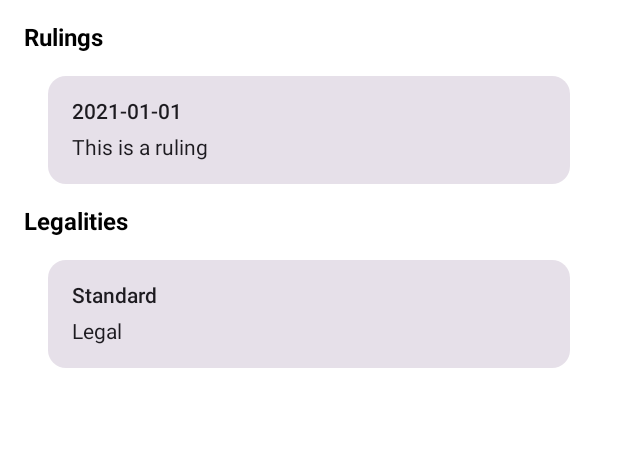
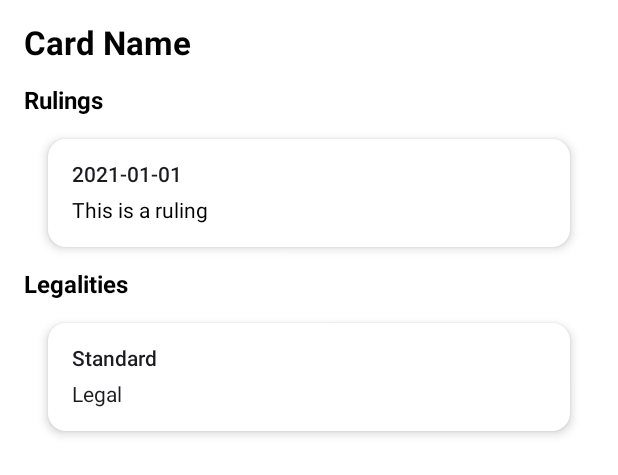
Before and after one commit to leewaggoner/magicdex, an Android app built with Jetpack Compose: the @Preview function CardMiscPreview, on a phone screen of 412 x 824 dp. Shown: the top 475 px of the screen. Run offline under Robolectric (Android 15) with nearby library versions, the light colour scheme and no system bars.

Commit message:
Some cleanup

```diff
--- a/app/src/main/java/com/wreckingballsoftware/magicdex/ui/carddetail/components/CardMisc.kt
+++ b/app/src/main/java/com/wreckingballsoftware/magicdex/ui/carddetail/components/CardMisc.kt
@@ -14,13 +14,15 @@ import androidx.compose.ui.tooling.preview.Preview
 import com.wreckingballsoftware.magicdex.R
 import com.wreckingballsoftware.magicdex.data.models.Legalities
 import com.wreckingballsoftware.magicdex.data.models.Rulings
-import com.wreckingballsoftware.magicdex.ui.components.MiscCard
+import com.wreckingballsoftware.magicdex.ui.components.LegalityCard
+import com.wreckingballsoftware.magicdex.ui.components.RulingCard
 import com.wreckingballsoftware.magicdex.ui.theme.dimensions
 import com.wreckingballsoftware.magicdex.ui.theme.magicTypography
 
 @Composable
 fun CardMisc(
     modifier: Modifier = Modifier,
+    name: String,
     rulings: List<Rulings>,
     legalities: List<Legalities>,
 ) {
@@ -32,16 +34,22 @@ fun CardMisc(
                 .verticalScroll(state = rememberScrollState())
         )
     ) {
-        Column {
+        Text(
+            text = name,
+            style = MaterialTheme.magicTypography.titleMedium
+        )
+        Column(
+            modifier = Modifier.padding(top = MaterialTheme.dimensions.padding)
+        ) {
             if (rulings.isNotEmpty()) {
                 Text(
                     text = stringResource(id = R.string.rulings),
                     style = MaterialTheme.magicTypography.titleSmall
                 )
                 rulings.forEach { ruling ->
-                    MiscCard(
-                        date = ruling.date ?: "",
-                        ruling = ruling.text ?: ""
+                    RulingCard(
+                        title = ruling.date ?: "",
+                        text = ruling.text ?: ""
                     )
                 }
             }
@@ -51,9 +59,9 @@ fun CardMisc(
                     style = MaterialTheme.magicTypography.titleSmall
                 )
                 legalities.forEach { legality ->
-                    MiscCard(
-                        date = legality.format ?: "",
-                        ruling = legality.legality ?: ""
+                    LegalityCard(
+                        title = legality.format ?: "",
+                        text = legality.legality ?: ""
                     )
                 }
             }
@@ -66,6 +74,7 @@ fun CardMisc(
 fun CardMiscPreview() {
     MaterialTheme {
         CardMisc(
+            name = "Card Name",
             rulings = listOf(
                 Rulings(
                     date = "2021-01-01",
--- a/app/src/main/java/com/wreckingballsoftware/magicdex/ui/carddetail/models/CardDetailEvents.kt
+++ b/app/src/main/java/com/wreckingballsoftware/magicdex/ui/carddetail/models/CardDetailEvents.kt
@@ -1,5 +1,7 @@
 package com.wreckingballsoftware.magicdex.ui.carddetail.models
 
+import com.wreckingballsoftware.magicdex.ui.models.DetailTab
+
 sealed interface CardDetailEvents {
-    data class OnTabSelected(val index: Int) : CardDetailEvents
+    data class OnTabSelected(val tab: DetailTab) : CardDetailEvents
 }
--- a/app/src/main/java/com/wreckingballsoftware/magicdex/ui/carddetail/models/CardDetailState.kt
+++ b/app/src/main/java/com/wreckingballsoftware/magicdex/ui/carddetail/models/CardDetailState.kt
@@ -1,11 +1,12 @@
 package com.wreckingballsoftware.magicdex.ui.carddetail.models
 
 import com.wreckingballsoftware.magicdex.data.models.Card
+import com.wreckingballsoftware.magicdex.ui.models.DetailTab
 
 data class CardDetailState(
     val card: Card? = null,
     val message: String? = null,
     val showProgress: Boolean = true,
-    val tabs: List<Int> = emptyList(),
-    val selected: Int = 0
+    val tabs: List<DetailTab> = emptyList(),
+    val selected: DetailTab = DetailTab.ABOUT
 )
--- a/app/src/main/java/com/wreckingballsoftware/magicdex/ui/components/MiscCard.kt
+++ b/app/src/main/java/com/wreckingballsoftware/magicdex/ui/components/LegalityCard.kt
@@ -4,18 +4,21 @@ import androidx.compose.foundation.layout.Column
 import androidx.compose.foundation.layout.fillMaxWidth
 import androidx.compose.foundation.layout.padding
 import androidx.compose.material3.Card
+import androidx.compose.material3.CardDefaults
 import androidx.compose.material3.MaterialTheme
 import androidx.compose.material3.Text
 import androidx.compose.runtime.Composable
 import androidx.compose.ui.Modifier
 import androidx.compose.ui.tooling.preview.Preview
+import androidx.compose.ui.unit.dp
+import com.wreckingballsoftware.magicdex.ui.theme.White
 import com.wreckingballsoftware.magicdex.ui.theme.dimensions
 import com.wreckingballsoftware.magicdex.ui.theme.magicTypography
 
 @Composable
-fun MiscCard(
-    date: String,
-    ruling: String,
+fun LegalityCard(
+    title: String,
+    text: String,
 ) {
     Column(
         modifier = Modifier
@@ -24,18 +27,24 @@ fun MiscCard(
     ) {
         Card(
             modifier = Modifier
-                .fillMaxWidth()
+                .fillMaxWidth(),
+            colors = CardDefaults.cardColors(
+                containerColor = White,
+            ),
+            elevation = CardDefaults.cardElevation(
+                defaultElevation = 4.dp,
+            ),
         ) {
             Column(
                 modifier = Modifier.padding(MaterialTheme.dimensions.padding)
             ) {
                 Text(
-                    text = date,
+                    text = title,
                     style = MaterialTheme.magicTypography.bodyBold
                 )
                 Text(
                     modifier = Modifier.padding(top = MaterialTheme.dimensions.paddingSmall),
-                    text = ruling,
+                    text = text,
                     style = MaterialTheme.magicTypography.body
                 )
             }
@@ -43,13 +52,11 @@ fun MiscCard(
     }
 }
 
-@Preview(name = "RulingCard")
+@Preview(name = "LegalityCard")
 @Composable
-fun RulingCardPreview() {
-    MaterialTheme {
-        MiscCard(
-            date = "2016-04-08",
-            ruling = "Archangel Avacyn’s delayed triggered ability triggers at the beginning of the next upkeep regardless of whose turn it is."
-        )
-    }
+fun LegalityCardPreview() {
+    LegalityCard(
+        title = "Commander",
+        text = "Legal"
+    )
 }
--- /dev/null
+++ b/app/src/main/java/com/wreckingballsoftware/magicdex/ui/components/RulingCard.kt
@@ -0,0 +1,68 @@
+package com.wreckingballsoftware.magicdex.ui.components
+
+import androidx.compose.foundation.layout.Column
+import androidx.compose.foundation.layout.fillMaxWidth
+import androidx.compose.foundation.layout.padding
+import androidx.compose.foundation.text.BasicText
+import androidx.compose.material3.Card
+import androidx.compose.material3.CardDefaults
+import androidx.compose.material3.MaterialTheme
+import androidx.compose.material3.Text
+import androidx.compose.runtime.Composable
+import androidx.compose.ui.Modifier
+import androidx.compose.ui.tooling.preview.Preview
+import androidx.compose.ui.unit.dp
+import com.wreckingballsoftware.magicdex.extensions.inlineContent
+import com.wreckingballsoftware.magicdex.extensions.withImagesToAnnotatedText
+import com.wreckingballsoftware.magicdex.ui.theme.White
+import com.wreckingballsoftware.magicdex.ui.theme.dimensions
+import com.wreckingballsoftware.magicdex.ui.theme.magicTypography
+
+@Composable
+fun RulingCard(
+    title: String,
+    text: String,
+) {
+    Column(
+        modifier = Modifier
+            .padding(MaterialTheme.dimensions.padding)
+            .fillMaxWidth()
+    ) {
+        Card(
+            modifier = Modifier
+                .fillMaxWidth(),
+            colors = CardDefaults.cardColors(
+                containerColor = White,
+            ),
+            elevation = CardDefaults.cardElevation(
+                defaultElevation = 4.dp,
+            ),
+        ) {
+            Column(
+                modifier = Modifier.padding(MaterialTheme.dimensions.padding)
+            ) {
+                Text(
+                    text = title,
+                    style = MaterialTheme.magicTypography.bodyBold
+                )
+                BasicText(
+                    modifier = Modifier.padding(top = MaterialTheme.dimensions.paddingSmall),
+                    text = text.withImagesToAnnotatedText(),
+                    inlineContent = text.inlineContent(),
+                    style = MaterialTheme.magicTypography.body
+                )
+            }
+        }
+    }
+}
+
+@Preview(name = "RulingCard")
+@Composable
+fun RulingCardPreview() {
+    MaterialTheme {
+        RulingCard(
+            title = "2016-04-08",
+            text = "Archangel Avacyn’s delayed triggered ability triggers at the beginning of the next upkeep regardless of whose turn it is."
+        )
+    }
+}
```
Also changed, not shown: app/src/main/java/com/wreckingballsoftware/magicdex/ui/carddetail/CardDetailScreen.kt (+6 -4 lines), app/src/main/java/com/wreckingballsoftware/magicdex/ui/carddetail/CardDetailViewModel.kt (+5 -5 lines), app/src/main/java/com/wreckingballsoftware/magicdex/ui/carddetail/components/CardAbout.kt (+9 -9 lines), app/src/main/java/com/wreckingballsoftware/magicdex/ui/components/CardDetailTab.kt (+14 -16 lines), app/src/main/java/com/wreckingballsoftware/magicdex/ui/models/DetailTab.kt (added, +12 -0 lines).
